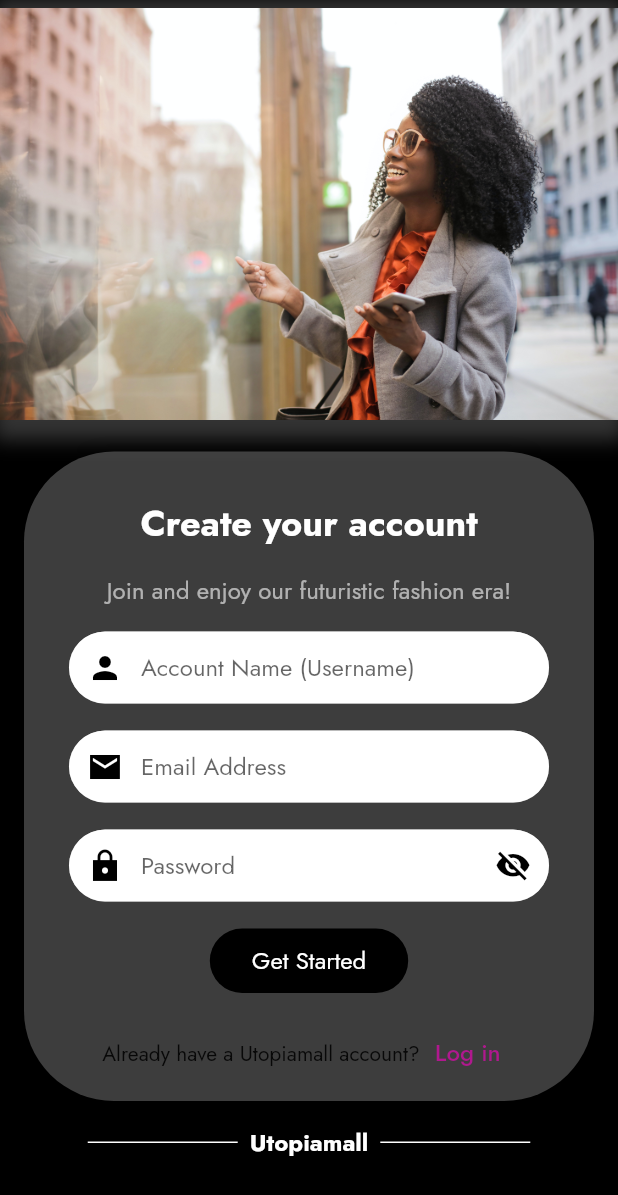
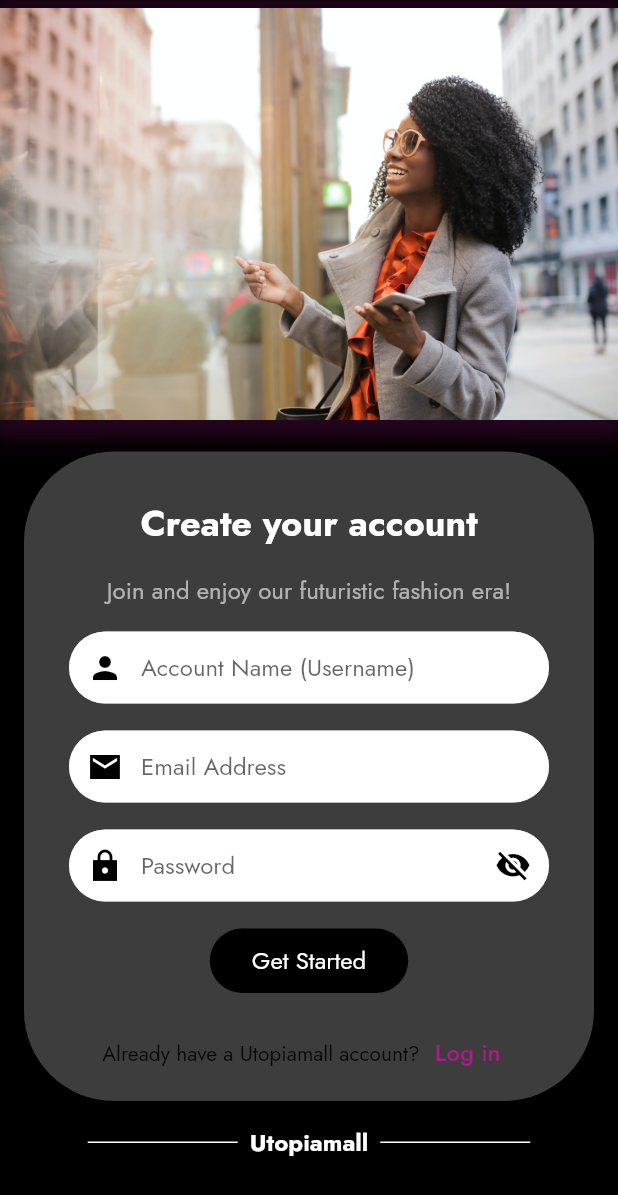
Before and after one commit to lewiskirori/Utopiamall-App, a Flutter app: the screen it shows after launch, after a tap on "Create an account", on a phone screen of 412 x 824 dp. Shown: the top 1195 px of the screen. Run offline on Flutter 3.47's test engine with Material 2 defaults, Android fonts, the light colour scheme and no system bars; our stand-ins replace fluttertoast, font_awesome_flutter, get, google_fonts, shared_preferences.

```diff
--- a/lib/api_conn/api_conn.dart
+++ b/lib/api_conn/api_conn.dart
@@ -1,5 +1,5 @@
 class API {
-  static const hostConnect = "https://555d-93-190-141-66.ngrok-free.app/utopiamall_api";
+  static const hostConnect = "https://2f28-93-190-141-66.ngrok-free.app/utopiamall_api";
   static const hostConnectShopper = "$hostConnect/shopper";
 
   // Sign up shopper
--- a/lib/shoppers/auth/signin_screen.dart
+++ b/lib/shoppers/auth/signin_screen.dart
@@ -96,6 +96,19 @@ class _LoginScreenState extends State<LoginScreen> {
 
   @override
   Widget build(BuildContext context) {
+    Color shadowColor = MaterialColor(0xFFB0188E, {
+      50: Color(0xFFE8C4DB),
+      100: Color(0xFFD29BC8),
+      200: Color(0xFFB97CB3),
+      300: Color(0xFF9E579A),
+      400: Color(0xFF8B398D),
+      500: Color(0xFFB0188E),
+      600: Color(0xFF950681),
+      700: Color(0xFF7E0676),
+      800: Color(0xFF6A056C),
+      900: Color(0xFF51045C),
+    });
+
     return Scaffold(
       backgroundColor: Colors.black,
       body: LayoutBuilder(
@@ -116,7 +129,7 @@ class _LoginScreenState extends State<LoginScreen> {
                     decoration: BoxDecoration(
                       boxShadow: [
                         BoxShadow(
-                          color: Colors.white.withOpacity(0.2),
+                          color: shadowColor.withOpacity(0.2),
                           spreadRadius: 5,
                           blurRadius: 10,
                           offset: Offset(0, 3),
--- a/lib/shoppers/auth/signup_screen.dart
+++ b/lib/shoppers/auth/signup_screen.dart
@@ -124,6 +124,19 @@ class _SignUpScreenState extends State<SignUpScreen> {
 
   @override
   Widget build(BuildContext context) {
+    Color shadowColor = MaterialColor(0xFFB0188E, {
+      50: Color(0xFFE8C4DB),
+      100: Color(0xFFD29BC8),
+      200: Color(0xFFB97CB3),
+      300: Color(0xFF9E579A),
+      400: Color(0xFF8B398D),
+      500: Color(0xFFB0188E),
+      600: Color(0xFF950681),
+      700: Color(0xFF7E0676),
+      800: Color(0xFF6A056C),
+      900: Color(0xFF51045C),
+    });
+
     return Scaffold(
       backgroundColor: Colors.black,
       body: LayoutBuilder(
@@ -144,7 +157,7 @@ class _SignUpScreenState extends State<SignUpScreen> {
                     decoration: BoxDecoration(
                       boxShadow: [
                         BoxShadow(
-                          color: Colors.white.withOpacity(0.2),
+                          color: shadowColor.withOpacity(0.2),
                           spreadRadius: 5,
                           blurRadius: 10,
                           offset: Offset(0, 3),
```
